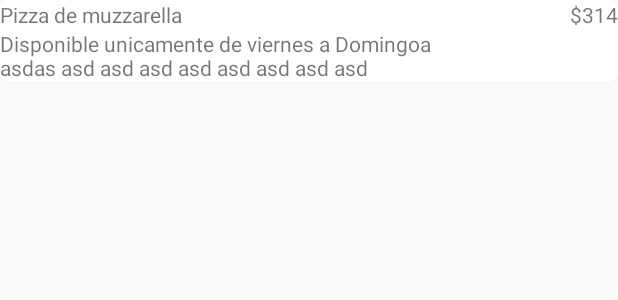
After one commit to taller-desarrollo-proyectos-2/como-hoy-app, an Android app: the layout plato.xml on its own in the app's theme, with its tools: preview values and no code run, on a phone screen of 412 x 824 dp. The commit adds this screen. Shown: the top 300 px of the screen. Run offline under Robolectric (Android 15) with nearby library versions, the phone set to English and light mode, and no system bars.

Commit message:
Adding Layouts views

```diff
--- /dev/null
+++ b/app/src/main/res/layout/plato.xml
@@ -0,0 +1,34 @@
+<?xml version="1.0" encoding="utf-8"?>
+<android.support.v7.widget.CardView xmlns:card_view="http://schemas.android.com/apk/res-auto"
+    xmlns:android="http://schemas.android.com/apk/res/android"
+    android:id="@+id/card_view"
+    android:orientation="horizontal"
+    android:layout_width="match_parent"
+    android:layout_height="wrap_content"
+    card_view:cardCornerRadius="5dp">
+    <LinearLayout
+        android:layout_width="match_parent"
+        android:layout_height="wrap_content">
+        <LinearLayout
+            android:layout_width="wrap_content"
+            android:layout_height="wrap_content"
+            android:orientation="vertical"
+            android:layout_weight="3"
+            android:gravity="left">
+            <TextView
+                android:layout_width="wrap_content"
+                android:layout_height="wrap_content"
+                android:text="Pizza de muzzarella"/>
+            <TextView
+                android:layout_width="wrap_content"
+                android:layout_height="wrap_content"
+                android:text="Disponible unicamente de viernes a Domingoa asdas asd asd asd asd asd asd asd asd "/>
+        </LinearLayout>
+        <TextView
+            android:layout_width="fill_parent"
+            android:layout_height="wrap_content"
+            android:text="$314"
+            android:layout_weight="7"
+            android:gravity="right"/>
+    </LinearLayout>
+</android.support.v7.widget.CardView>
```
Also changed, not shown: app/src/main/res/layout/information_restourant.xml (added, +28 -0 lines), app/src/main/res/layout/restourant.xml (+11 -5 lines), app/src/main/res/layout/restourant_completo.xml (+125 -12 lines).
